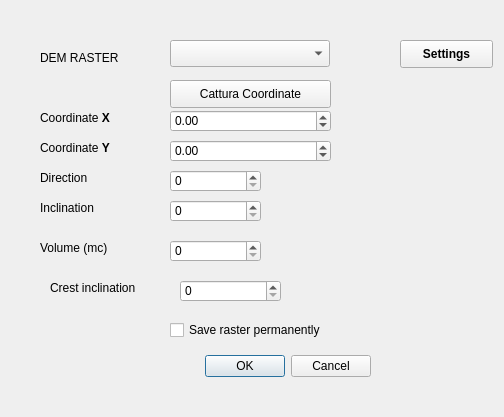
Above: q_landslide_dam_dialog_base.ui from pierluigiderosa/Q-LandslideDam before the change. Below: the same form after it.
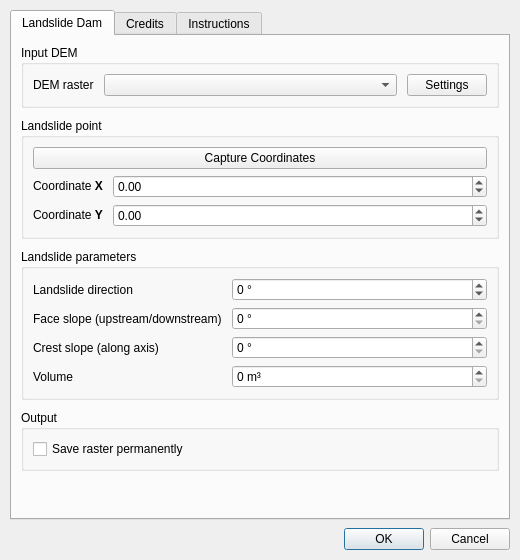
That is the form after the change. Custom widgets are drawn as their Qt base class.

Commit message:
Reorganize GUI with grid layouts and tabs, translate UI to English
- Main dialog rebuilt with grid layouts inside a QTabWidget:
  work tab (Input DEM, Landslide point, Landslide parameters, Output),
  Credits tab and Instructions tab
- Clearer labels and tooltips: landslide direction (0-359, wrapping),
  face slope (upstream/downstream), crest slope along axis (max 45)
- Instructions explain the dam geometry and the azimuth convention
- All user-facing messages, layer names and control-point attribute
  fields translated to English

Patch:
```diff
--- a/q_landslide_dam_dialog_base.ui
+++ b/q_landslide_dam_dialog_base.ui
@@ -6,262 +6,424 @@
    <rect>
     <x>0</x>
     <y>0</y>
-    <width>504</width>
-    <height>417</height>
+    <width>520</width>
+    <height>560</height>
    </rect>
   </property>
+  <property name="minimumSize">
+   <size>
+    <width>460</width>
+    <height>480</height>
+   </size>
+  </property>
   <property name="windowTitle">
    <string>Q-LandslideDam</string>
   </property>
-  <widget class="QDialogButtonBox" name="button_box">
-   <property name="geometry">
-    <rect>
-     <x>30</x>
-     <y>350</y>
-     <width>341</width>
-     <height>32</height>
-    </rect>
+  <layout class="QVBoxLayout" name="mainLayout">
+   <property name="spacing">
+    <number>8</number>
    </property>
-   <property name="orientation">
-    <enum>Qt::Horizontal</enum>
+   <property name="leftMargin">
+    <number>10</number>
    </property>
-   <property name="standardButtons">
-    <set>QDialogButtonBox::Cancel|QDialogButtonBox::Ok</set>
+   <property name="topMargin">
+    <number>10</number>
    </property>
-  </widget>
-  <widget class="QgsMapLayerComboBox" name="DEM_raster_ComboBox">
-   <property name="geometry">
-    <rect>
-     <x>170</x>
-     <y>40</y>
-     <width>160</width>
-     <height>27</height>
-    </rect>
+   <property name="rightMargin">
+    <number>10</number>
    </property>
-  </widget>
-  <widget class="QLabel" name="label">
-   <property name="geometry">
-    <rect>
-     <x>40</x>
-     <y>50</y>
-     <width>111</width>
-     <height>16</height>
-    </rect>
+   <property name="bottomMargin">
+    <number>10</number>
    </property>
-   <property name="text">
-    <string>DEM RASTER</string>
-   </property>
-  </widget>
-  <widget class="QLabel" name="label_2">
-   <property name="geometry">
-    <rect>
-     <x>40</x>
-     <y>170</y>
-     <width>121</width>
-     <height>16</height>
-    </rect>
-   </property>
-   <property name="text">
-    <string>Direction</string>
-   </property>
-  </widget>
-  <widget class="QLabel" name="label_3">
-   <property name="geometry">
-    <rect>
-     <x>40</x>
-     <y>200</y>
-     <width>121</width>
-     <height>16</height>
-    </rect>
-   </property>
-   <property name="text">
-    <string>Inclination</string>
-   </property>
-  </widget>
-  <widget class="QSpinBox" name="DirectionBox">
-   <property name="geometry">
-    <rect>
-     <x>170</x>
-     <y>170</y>
-     <width>91</width>
-     <height>22</height>
-    </rect>
-   </property>
-   <property name="maximum">
-    <number>360</number>
-   </property>
-  </widget>
-  <widget class="QSpinBox" name="InclinationBox">
-   <property name="geometry">
-    <rect>
-     <x>170</x>
-     <y>200</y>
-     <width>91</width>
-     <height>22</height>
-    </rect>
-   </property>
-   <property name="maximum">
-    <number>90</number>
-   </property>
-  </widget>
-  <widget class="QLabel" name="label_4">
-   <property name="geometry">
-    <rect>
-     <x>40</x>
-     <y>240</y>
-     <width>81</width>
-     <height>16</height>
-    </rect>
-   </property>
-   <property name="text">
-    <string>Volume (mc)</string>
-   </property>
-  </widget>
-  <widget class="QSpinBox" name="VolumeBox">
-   <property name="geometry">
-    <rect>
-     <x>170</x>
-     <y>240</y>
-     <width>91</width>
-     <height>22</height>
-    </rect>
-   </property>
-   <property name="maximum">
-    <number>99999999</number>
-   </property>
-  </widget>
-  <widget class="QLabel" name="label_5">
-   <property name="geometry">
-    <rect>
-     <x>50</x>
-     <y>280</y>
-     <width>101</width>
-     <height>16</height>
-    </rect>
-   </property>
-   <property name="text">
-    <string>Crest inclination</string>
-   </property>
-  </widget>
-  <widget class="QSpinBox" name="CrestSlopeBox">
-   <property name="geometry">
-    <rect>
-     <x>180</x>
-     <y>280</y>
-     <width>101</width>
-     <height>22</height>
-    </rect>
-   </property>
-  </widget>
-  <widget class="QPushButton" name="btn_select_point">
-   <property name="geometry">
-    <rect>
-     <x>170</x>
-     <y>80</y>
-     <width>161</width>
-     <height>28</height>
-    </rect>
-   </property>
-   <property name="text">
-    <string>Cattura Coordinate</string>
-   </property>
-  </widget>
-  <widget class="QDoubleSpinBox" name="spin_x">
-   <property name="geometry">
-    <rect>
-     <x>170</x>
-     <y>110</y>
-     <width>161</width>
-     <height>22</height>
-    </rect>
-   </property>
-   <property name="decimals">
-    <number>2</number>
-   </property>
-   <property name="minimum">
-    <double>-99999999.000000000000000</double>
-   </property>
-   <property name="maximum">
-    <double>99999999.000000000000000</double>
-   </property>
-   <property name="singleStep">
-    <double>5.000000000000000</double>
-   </property>
-  </widget>
-  <widget class="QDoubleSpinBox" name="spin_y">
-   <property name="geometry">
-    <rect>
-     <x>170</x>
-     <y>140</y>
-     <width>161</width>
-     <height>22</height>
-    </rect>
-   </property>
-   <property name="minimum">
-    <double>-99999999.000000000000000</double>
-   </property>
-   <property name="maximum">
-    <double>99999999.000000000000000</double>
-   </property>
-  </widget>
-  <widget class="QLabel" name="label_6">
-   <property name="geometry">
-    <rect>
-     <x>40</x>
-     <y>110</y>
-     <width>91</width>
-     <height>16</height>
-    </rect>
-   </property>
-   <property name="text">
-    <string>&lt;html&gt;&lt;head/&gt;&lt;body&gt;&lt;p&gt;Coordinate&lt;span style=&quot; font-weight:600;&quot;&gt; X&lt;/span&gt;&lt;/p&gt;&lt;/body&gt;&lt;/html&gt;</string>
-   </property>
-  </widget>
-  <widget class="QLabel" name="label_7">
-   <property name="geometry">
-    <rect>
-     <x>40</x>
-     <y>140</y>
-     <width>81</width>
-     <height>16</height>
-    </rect>
-   </property>
-   <property name="text">
-    <string>&lt;html&gt;&lt;head/&gt;&lt;body&gt;&lt;p&gt;Coordinate &lt;span style=&quot; font-weight:600;&quot;&gt;Y&lt;/span&gt;&lt;/p&gt;&lt;/body&gt;&lt;/html&gt;</string>
-   </property>
-  </widget>
-  <widget class="QPushButton" name="btn_settings">
-   <property name="geometry">
-    <rect>
-     <x>400</x>
-     <y>40</y>
-     <width>93</width>
-     <height>28</height>
-    </rect>
-   </property>
-   <property name="font">
-    <font>
-     <weight>75</weight>
-     <bold>true</bold>
-    </font>
-   </property>
-   <property name="text">
-    <string>Settings</string>
-   </property>
-  </widget>
-  <widget class="QCheckBox" name="chk_save_permanent">
-   <property name="geometry">
-    <rect>
-     <x>170</x>
-     <y>320</y>
-     <width>181</width>
-     <height>20</height>
-    </rect>
-   </property>
-   <property name="text">
-    <string>Save raster permanently</string>
-   </property>
-  </widget>
+   <item>
+    <widget class="QTabWidget" name="tabWidget">
+     <property name="currentIndex">
+      <number>0</number>
+     </property>
+     <widget class="QWidget" name="tab_main">
+      <attribute name="title">
+       <string>Landslide Dam</string>
+      </attribute>
+      <layout class="QVBoxLayout" name="tabMainLayout">
+       <property name="spacing">
+        <number>10</number>
+       </property>
+       <item>
+        <widget class="QGroupBox" name="grp_input">
+         <property name="title">
+          <string>Input DEM</string>
+         </property>
+         <layout class="QGridLayout" name="gridInput" columnstretch="0,1,0">
+          <property name="horizontalSpacing">
+           <number>10</number>
+          </property>
+          <item row="0" column="0">
+           <widget class="QLabel" name="label">
+            <property name="text">
+             <string>DEM raster</string>
+            </property>
+            <property name="buddy">
+             <cstring>DEM_raster_ComboBox</cstring>
+            </property>
+           </widget>
+          </item>
+          <item row="0" column="1">
+           <widget class="QgsMapLayerComboBox" name="DEM_raster_ComboBox">
+            <property name="toolTip">
+             <string>DEM in a projected metric CRS (e.g. UTM)</string>
+            </property>
+           </widget>
+          </item>
+          <item row="0" column="2">
+           <widget class="QPushButton" name="btn_settings">
+            <property name="toolTip">
+             <string>Advanced settings: vertical step, max iterations, max radius</string>
+            </property>
+            <property name="text">
+             <string>Settings</string>
+            </property>
+           </widget>
+          </item>
+         </layout>
+        </widget>
+       </item>
+       <item>
+        <widget class="QGroupBox" name="grp_point">
+         <property name="title">
+          <string>Landslide point</string>
+         </property>
+         <layout class="QGridLayout" name="gridPoint" columnstretch="0,1">
+          <property name="horizontalSpacing">
+           <number>10</number>
+          </property>
+          <item row="0" column="0" colspan="2">
+           <widget class="QPushButton" name="btn_select_point">
+            <property name="toolTip">
+             <string>Click a point on the map to capture its coordinates</string>
+            </property>
+            <property name="text">
+             <string>Capture Coordinates</string>
+            </property>
+           </widget>
+          </item>
+          <item row="1" column="0">
+           <widget class="QLabel" name="label_6">
+            <property name="text">
+             <string>&lt;html&gt;&lt;head/&gt;&lt;body&gt;&lt;p&gt;Coordinate&lt;span style=&quot; font-weight:600;&quot;&gt; X&lt;/span&gt;&lt;/p&gt;&lt;/body&gt;&lt;/html&gt;</string>
+            </property>
+            <property name="buddy">
+             <cstring>spin_x</cstring>
+            </property>
+           </widget>
+          </item>
+          <item row="1" column="1">
+           <widget class="QDoubleSpinBox" name="spin_x">
+            <property name="decimals">
+             <number>2</number>
+            </property>
+            <property name="minimum">
+             <double>-99999999.000000000000000</double>
+            </property>
+            <property name="maximum">
+             <double>99999999.000000000000000</double>
+            </property>
+            <property name="singleStep">
+             <double>5.000000000000000</double>
+            </property>
+           </widget>
+          </item>
+          <item row="2" column="0">
+           <widget class="QLabel" name="label_7">
+            <property name="text">
+             <string>&lt;html&gt;&lt;head/&gt;&lt;body&gt;&lt;p&gt;Coordinate &lt;span style=&quot; font-weight:600;&quot;&gt;Y&lt;/span&gt;&lt;/p&gt;&lt;/body&gt;&lt;/html&gt;</string>
+            </property>
+            <property name="buddy">
+             <cstring>spin_y</cstring>
+            </property>
+           </widget>
+          </item>
+          <item row="2" column="1">
+           <widget class="QDoubleSpinBox" name="spin_y">
+            <property name="minimum">
+             <double>-99999999.000000000000000</double>
+            </property>
+            <property name="maximum">
+             <double>99999999.000000000000000</double>
+            </property>
+           </widget>
+          </item>
+         </layout>
+        </widget>
+       </item>
+       <item>
+        <widget class="QGroupBox" name="grp_params">
+         <property name="title">
+          <string>Landslide parameters</string>
+         </property>
+         <layout class="QGridLayout" name="gridParams" columnstretch="0,1">
+          <property name="horizontalSpacing">
+           <number>10</number>
+          </property>
+          <item row="0" column="0">
+           <widget class="QLabel" name="label_2">
+            <property name="text">
+             <string>Landslide direction</string>
+            </property>
+            <property name="buddy">
+             <cstring>DirectionBox</cstring>
+            </property>
+           </widget>
+          </item>
+          <item row="0" column="1">
+           <widget class="QSpinBox" name="DirectionBox">
+            <property name="toolTip">
+             <string>Direction of landslide movement (azimuth, degrees from North, clockwise, 0–359°). The dam crest axis lies along this direction, across the valley. The dam is symmetric: θ and θ+180° give the same deposit.</string>
+            </property>
+            <property name="wrapping">
+             <bool>true</bool>
+            </property>
+            <property name="suffix">
+             <string> °</string>
+            </property>
+            <property name="maximum">
+             <number>359</number>
+            </property>
+           </widget>
+          </item>
+          <item row="1" column="0">
+           <widget class="QLabel" name="label_3">
+            <property name="text">
+             <string>Face slope (upstream/downstream)</string>
+            </property>
+            <property name="buddy">
+             <cstring>InclinationBox</cstring>
+            </property>
+           </widget>
+          </item>
+          <item row="1" column="1">
+           <widget class="QSpinBox" name="InclinationBox">
+            <property name="toolTip">
+             <string>Slope of the upstream and downstream faces of the dam (same value for both). Typical values: 25–40° (angle of repose of the deposit).</string>
+            </property>
+            <property name="suffix">
+             <string> °</string>
+            </property>
+            <property name="maximum">
+             <number>90</number>
+            </property>
+           </widget>
+          </item>
+          <item row="2" column="0">
+           <widget class="QLabel" name="label_5">
+            <property name="text">
+             <string>Crest slope (along axis)</string>
+            </property>
+            <property name="buddy">
+             <cstring>CrestSlopeBox</cstring>
+            </property>
+           </widget>
+          </item>
+          <item row="2" column="1">
+           <widget class="QSpinBox" name="CrestSlopeBox">
+            <property name="toolTip">
+             <string>Slope of the crest along its axis, descending from the selected point towards both valley sides. 0° = horizontal crest. Typical values: 0–10°.</string>
+            </property>
+            <property name="suffix">
+             <string> °</string>
+            </property>
+            <property name="maximum">
+             <number>45</number>
+            </property>
+           </widget>
+          </item>
+          <item row="3" column="0">
+           <widget class="QLabel" name="label_4">
+            <property name="text">
+             <string>Volume</string>
+            </property>
+            <property name="buddy">
+             <cstring>VolumeBox</cstring>
+            </property>
+           </widget>
+          </item>
+          <item row="3" column="1">
+           <widget class="QSpinBox" name="VolumeBox">
+            <property name="toolTip">
+             <string>Target volume of the landslide deposit</string>
+            </property>
+            <property name="suffix">
+             <string> m³</string>
+            </property>
+            <property name="maximum">
+             <number>99999999</number>
+            </property>
+           </widget>
+          </item>
+         </layout>
+        </widget>
+       </item>
+       <item>
+        <widget class="QGroupBox" name="grp_output">
+         <property name="title">
+          <string>Output</string>
+         </property>
+         <layout class="QGridLayout" name="gridOutput">
+          <item row="0" column="0">
+           <widget class="QCheckBox" name="chk_save_permanent">
+            <property name="toolTip">
+             <string>If unchecked, the output DEM is saved in a temporary folder</string>
+            </property>
+            <property name="text">
+             <string>Save raster permanently</string>
+            </property>
+           </widget>
+          </item>
+         </layout>
+        </widget>
+       </item>
+       <item>
+        <spacer name="verticalSpacer">
+         <property name="orientation">
+          <enum>Qt::Vertical</enum>
+         </property>
+         <property name="sizeHint" stdset="0">
+          <size>
+           <width>20</width>
+           <height>0</height>
+          </size>
+         </property>
+        </spacer>
+       </item>
+      </layout>
+     </widget>
+     <widget class="QWidget" name="tab_credits">
+      <attribute name="title">
+       <string>Credits</string>
+      </attribute>
+      <layout class="QVBoxLayout" name="tabCreditsLayout">
+       <item>
+        <widget class="QTextBrowser" name="text_credits">
+         <property name="openExternalLinks">
+          <bool>true</bool>
+         </property>
+         <property name="html">
+          <string>&lt;html&gt;&lt;body style=&quot;font-family:sans-serif;&quot;&gt;
+&lt;h2 style=&quot;color:#2c5f8a;&quot;&gt;Q-LandslideDam&lt;/h2&gt;
+&lt;p&gt;A QGIS plugin for modeling landslide dams and river channel obstructions using wedge geometries, with automatic calculation of the upstream dammed lake.&lt;/p&gt;
+&lt;h3&gt;Author&lt;/h3&gt;
+&lt;p&gt;&lt;b&gt;Pierluigi De Rosa&lt;/b&gt;&lt;br/&gt;
+&lt;a href=&quot;mailto:pierluigi.derosa@gmail.com&quot;&gt;pierluigi.derosa@gmail.com&lt;/a&gt;&lt;/p&gt;
+&lt;h3&gt;Project&lt;/h3&gt;
+&lt;p&gt;Repository: &lt;a href=&quot;https://github.com/pierluigiderosa/Q-LandslideDam&quot;&gt;github.com/pierluigiderosa/Q-LandslideDam&lt;/a&gt;&lt;br/&gt;
+Bug reports: &lt;a href=&quot;https://github.com/pierluigiderosa/Q-LandslideDam/issues&quot;&gt;issue tracker&lt;/a&gt;&lt;/p&gt;
+&lt;h3&gt;Built with&lt;/h3&gt;
+&lt;ul&gt;
+&lt;li&gt;&lt;a href=&quot;https://qgis.org&quot;&gt;QGIS&lt;/a&gt; and PyQGIS&lt;/li&gt;
+&lt;li&gt;&lt;a href=&quot;https://grass.osgeo.org/grass-stable/manuals/r.lake.html&quot;&gt;GRASS GIS r.lake&lt;/a&gt; for filling the dammed lake&lt;/li&gt;
+&lt;li&gt;NumPy and GDAL&lt;/li&gt;
+&lt;/ul&gt;
+&lt;h3&gt;License&lt;/h3&gt;
+&lt;p&gt;This program is free software, released under the terms of the GNU General Public License version 2 or later.&lt;/p&gt;
+&lt;/body&gt;&lt;/html&gt;</string>
+         </property>
+        </widget>
+       </item>
+      </layout>
+     </widget>
+     <widget class="QWidget" name="tab_instructions">
+      <attribute name="title">
+       <string>Instructions</string>
+      </attribute>
+      <layout class="QVBoxLayout" name="tabInstructionsLayout">
+       <item>
+        <widget class="QTextBrowser" name="text_instructions">
+         <property name="openExternalLinks">
+          <bool>true</bool>
+         </property>
+         <property name="html">
+          <string>&lt;html&gt;&lt;body style=&quot;font-family:sans-serif;&quot;&gt;
+&lt;h2 style=&quot;color:#2c5f8a;&quot;&gt;Instructions&lt;/h2&gt;
+&lt;ol&gt;
+&lt;li&gt;&lt;b&gt;DEM raster&lt;/b&gt;: select the DEM. It must use a projected CRS in meters (e.g. UTM); geographic coordinates and Pseudo-Mercator (EPSG:3857) are not allowed.&lt;/li&gt;
+&lt;li&gt;&lt;b&gt;Landslide point&lt;/b&gt;: press &lt;i&gt;Capture Coordinates&lt;/i&gt; and click on the map where the landslide reaches the river channel, or type the X and Y coordinates manually.&lt;/li&gt;
+&lt;li&gt;&lt;b&gt;Landslide parameters&lt;/b&gt;:
+&lt;ul&gt;
+&lt;li&gt;&lt;i&gt;Landslide direction&lt;/i&gt;: direction of landslide movement, in degrees from North, clockwise (0–359°); the dam crest axis lies along it; see &lt;i&gt;Landslide direction&lt;/i&gt; below;&lt;/li&gt;
+&lt;li&gt;&lt;i&gt;Face slope (upstream/downstream)&lt;/i&gt;: slope of the upstream and downstream faces, same value for both (typically 25–40°);&lt;/li&gt;
+&lt;li&gt;&lt;i&gt;Crest slope (along axis)&lt;/i&gt;: slope of the crest along its axis, from the selected point towards both valley sides; 0° = horizontal crest (typically 0–10°);&lt;/li&gt;
+&lt;li&gt;&lt;i&gt;Volume&lt;/i&gt;: volume of the landslide deposit (m³).&lt;/li&gt;
+&lt;/ul&gt;&lt;/li&gt;
+&lt;li&gt;&lt;b&gt;Settings&lt;/b&gt;: advanced parameters of the iterative algorithm (vertical step, maximum iterations, maximum radius).&lt;/li&gt;
+&lt;li&gt;&lt;b&gt;Output&lt;/b&gt;: check &lt;i&gt;Save raster permanently&lt;/i&gt; to choose where to save the modified DEM; otherwise it is saved to a temporary folder.&lt;/li&gt;
+&lt;li&gt;Press &lt;b&gt;OK&lt;/b&gt; to run the calculation.&lt;/li&gt;
+&lt;/ol&gt;
+&lt;h3&gt;Dam geometry&lt;/h3&gt;
+&lt;p&gt;The dam is a four-sided pyramid with its apex at the selected point. Its surface is:&lt;/p&gt;
+&lt;p align=&quot;center&quot;&gt;&lt;i&gt;z = (z&lt;sub&gt;0&lt;/sub&gt; + h) − |d&lt;sub&gt;axis&lt;/sub&gt;| · tan(crest slope) − |d&lt;sub&gt;river&lt;/sub&gt;| · tan(face slope)&lt;/i&gt;&lt;/p&gt;
+&lt;p&gt;where &lt;i&gt;z&lt;sub&gt;0&lt;/sub&gt;&lt;/i&gt; is the DEM elevation at the selected point, &lt;i&gt;h&lt;/i&gt; is the dam height (raised step by step until the target volume is reached), &lt;i&gt;d&lt;sub&gt;axis&lt;/sub&gt;&lt;/i&gt; is the distance along the crest axis and &lt;i&gt;d&lt;sub&gt;river&lt;/sub&gt;&lt;/i&gt; the distance across it (upstream–downstream). The body is clipped by the terrain (valley sides) and by the &lt;i&gt;Max Radius&lt;/i&gt; set in Settings.&lt;/p&gt;
+&lt;pre&gt;
+  SECTION ALONG THE RIVER        SECTION ALONG THE CREST
+  (upstream → downstream)        (bank → bank)
+
+            crest                        crest slope
+             /\                          ___●___
+   face     /  \     face           ____/       \____
+  slope    /    \    slope
+      ____/      \____
+&lt;/pre&gt;
+&lt;p&gt;The model is symmetric: upstream and downstream faces have the same slope, and along the landslide direction the crest descends equally in both senses. As a consequence, directions θ and θ+180° (e.g. 310° and 130°) produce the same deposit.&lt;/p&gt;
+&lt;h3&gt;Landslide direction&lt;/h3&gt;
+&lt;p&gt;Enter the direction in which the landslide &lt;b&gt;moves&lt;/b&gt;, measured &lt;b&gt;clockwise from North&lt;/b&gt; (0° = towards North, 90° = towards East, 180° = towards South, 270° = towards West). The dam crest axis is laid along this direction, so the landslide crosses the valley from the source slope to the opposite bank; the upstream and downstream faces are perpendicular to it.&lt;/p&gt;
+&lt;pre&gt;
+            N (0°)
+            ↑
+   W (270°) ●  E (90°)       ● = selected point
+            S (180°)
+
+  Example: river flowing West → East,
+           landslide from the southern slope moving North (0°)
+
+        northern valley side
+     ~~~~~~~~|~~~~~~~~
+  →  river → ● → river →     crest axis = landslide direction
+     ~~~~~~~~↑~~~~~~~~
+        southern slope (source)
+&lt;/pre&gt;
+&lt;table border=&quot;1&quot; cellpadding=&quot;4&quot; cellspacing=&quot;0&quot;&gt;
+&lt;tr&gt;&lt;th&gt;River flows&lt;/th&gt;&lt;th&gt;Landslide source slope&lt;/th&gt;&lt;th&gt;Landslide direction&lt;/th&gt;&lt;/tr&gt;
+&lt;tr&gt;&lt;td&gt;East–West&lt;/td&gt;&lt;td&gt;southern&lt;/td&gt;&lt;td&gt;0°&lt;/td&gt;&lt;/tr&gt;
+&lt;tr&gt;&lt;td&gt;East–West&lt;/td&gt;&lt;td&gt;northern&lt;/td&gt;&lt;td&gt;180°&lt;/td&gt;&lt;/tr&gt;
+&lt;tr&gt;&lt;td&gt;North–South&lt;/td&gt;&lt;td&gt;western&lt;/td&gt;&lt;td&gt;90°&lt;/td&gt;&lt;/tr&gt;
+&lt;tr&gt;&lt;td&gt;North–South&lt;/td&gt;&lt;td&gt;eastern&lt;/td&gt;&lt;td&gt;270°&lt;/td&gt;&lt;/tr&gt;
+&lt;/table&gt;
+&lt;p&gt;A landslide perpendicular to the river gives a dam straight across the valley. An oblique direction is allowed and gives an oblique dam: the closer the direction is to the river direction, the more the dam lies along the valley instead of across it, so check that it actually crosses the channel.&lt;/p&gt;
+&lt;p&gt;&lt;b&gt;Note:&lt;/b&gt; North is the &lt;i&gt;grid North&lt;/i&gt; of the DEM CRS (the +Y axis of the map), not true geographic North. In UTM the difference (meridian convergence) is at most a few degrees and is usually negligible.&lt;/p&gt;
+&lt;h3&gt;Results&lt;/h3&gt;
+&lt;ul&gt;
+&lt;li&gt;modified DEM including the dam, with hillshade;&lt;/li&gt;
+&lt;li&gt;upstream dammed lake (computed with GRASS &lt;i&gt;r.lake&lt;/i&gt;) with water level, volume, area and maximum depth;&lt;/li&gt;
+&lt;li&gt;lake control points layer.&lt;/li&gt;
+&lt;/ul&gt;
+&lt;p&gt;If the lake reaches the DEM edge it may be truncated: in that case use a larger DEM. When the GRASS provider is not active in Processing, the lake is computed with an internal NumPy fallback.&lt;/p&gt;
+&lt;/body&gt;&lt;/html&gt;</string>
+         </property>
+        </widget>
+       </item>
+      </layout>
+     </widget>
+    </widget>
+   </item>
+   <item>
+    <widget class="QDialogButtonBox" name="button_box">
+     <property name="orientation">
+      <enum>Qt::Horizontal</enum>
+     </property>
+     <property name="standardButtons">
+      <set>QDialogButtonBox::Cancel|QDialogButtonBox::Ok</set>
+     </property>
+    </widget>
+   </item>
+  </layout>
  </widget>
  <customwidgets>
   <customwidget>
```
Left out of the diff: 13 changed lines with no effect on the pictures. The commit also changes 2 other files.
